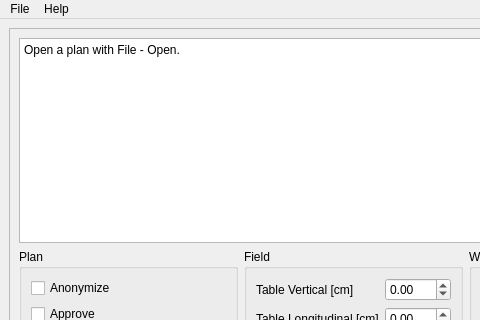
Above: dicomfix/gui/main_window.ui from nbassler/dicomfix before the change; both pictures show x 0 to 480 and y 0 to 320 of the 707 by 628 pixel window. Below: the same form after it.
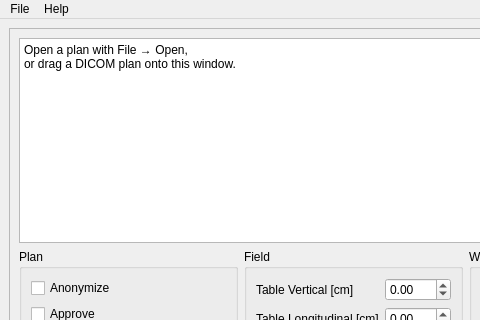
That is the form after the change. Icons and pictures are not drawn.

Patch:
```diff
--- a/dicomfix/gui/main_window.ui
+++ b/dicomfix/gui/main_window.ui
@@ -47,7 +47,8 @@
             <enum>QPlainTextEdit::NoWrap</enum>
            </property>
            <property name="plainText">
-            <string>Open a plan with File - Open.</string>
+            <string>Open a plan with File → Open,
+or drag a DICOM plan onto this window.</string>
            </property>
           </widget>
          </item>
```
